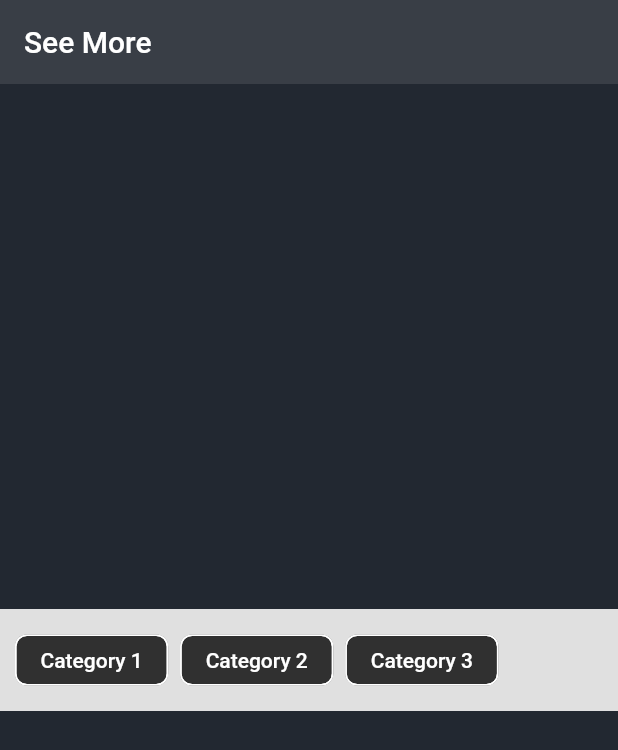
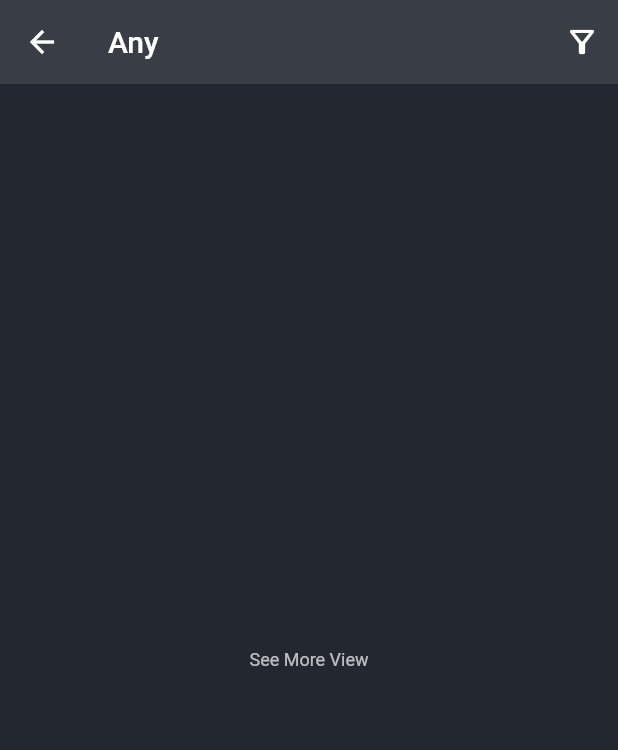
Before and after one commit to YasserMahmoud1/movies_wallet, a Flutter app: the SeeMoreView screen opened directly, on a phone screen of 412 x 824 dp. Shown: the top 750 px of the screen. Run offline on Flutter 3.47's test engine with Material 2 defaults, Android fonts, the phone set to English and light mode, and no system bars; our stand-ins replace bloc, flutter_bloc, youtube_player_iframe; network calls fail.

Commit message:
genre filter structure

```diff
--- a/lib/features/home/presentation/manager/home_manager/home_bloc.dart
+++ b/lib/features/home/presentation/manager/home_manager/home_bloc.dart
@@ -5,7 +5,6 @@ import 'package:flutter_bloc/flutter_bloc.dart';
 import '../../views/movies/movies_view.dart';
 import '../../views/saved/saved_view.dart';
 import '../../views/search/search_view.dart';
-import '../../views/tv_shows/shows_view.dart';
 import 'home_states.dart';
 
 class HomeCubit extends Cubit<HomeStates> {
@@ -15,7 +14,6 @@ class HomeCubit extends Cubit<HomeStates> {
 
   static List<Widget> screans = [
     const MoviesView(),
-    const ShowsView(),
     const SearchView(),
     const SavedView(),
   ];
--- /dev/null
+++ b/lib/features/see_more/presentation/manager/see_more_cubit_cubit.dart
@@ -0,0 +1,25 @@
+import 'package:bloc/bloc.dart';
+import 'package:flutter_bloc/flutter_bloc.dart';
+
+part 'see_more_cubit_state.dart';
+
+class SeeMoreCubit extends Cubit<SeeMoreCubitState> {
+  SeeMoreCubit() : super(SeeMoreCubitInitial());
+  static SeeMoreCubit get(context) => BlocProvider.of(context);
+
+  static int? selectedGenre;
+
+  void initial() {
+    selectedGenre = null;
+    emit(SeeMoreCubitInitial());
+  }
+
+  void selectGenre(int genreId) {
+    if (genreId == 0) {
+      selectedGenre = null;
+    } else {
+      selectedGenre = genreId;
+    }
+    emit(SeeMoreCubitSelected());
+  }
+}
--- /dev/null
+++ b/lib/features/see_more/presentation/manager/see_more_cubit_state.dart
@@ -0,0 +1,6 @@
+part of 'see_more_cubit_cubit.dart';
+
+sealed class SeeMoreCubitState {}
+
+final class SeeMoreCubitInitial extends SeeMoreCubitState {}
+final class SeeMoreCubitSelected extends SeeMoreCubitState {}
--- /dev/null
+++ b/lib/features/see_more/presentation/view/see_more_view.dart
@@ -0,0 +1,81 @@
+import 'package:flutter/material.dart';
+import 'package:flutter_bloc/flutter_bloc.dart';
+import 'package:movies_wallet/manager.dart';
+
+import '../manager/see_more_cubit_cubit.dart';
+
+class SeeMoreView extends StatefulWidget {
+  const SeeMoreView({Key? key}) : super(key: key);
+
+  @override
+  State<SeeMoreView> createState() => _SeeMoreViewState();
+}
+
+class _SeeMoreViewState extends State<SeeMoreView> {
+    @override
+    initState() {
+      super.initState();
+      SeeMoreCubit.get(context).initial();
+    }
+  @override
+  Widget build(BuildContext context) {
+
+    return BlocBuilder<SeeMoreCubit, SeeMoreCubitState>(
+      builder: (context, state) {
+        return Scaffold(
+          appBar: AppBar(
+            title: Text(
+                GenreManager.getGenreByID(SeeMoreCubit.selectedGenre ?? 0)),
+            actions: [
+              IconButton(
+                onPressed: () {
+                  showModalBottomSheet(
+                      context: context,
+                      builder: (context) => FilterBottomSheet());
+                },
+                icon: const Icon(Icons.filter_alt_outlined),
+              ),
+            ],
+          ),
+          body: const Center(
+            child: Text("See More View"),
+          ),
+        );
+      },
+    );
+  }
+}
+
+class FilterBottomSheet extends StatelessWidget {
+  FilterBottomSheet({super.key});
+  final List<String> listOfGenres = GenreManager.getGenresValues();
+
+  @override
+  Widget build(BuildContext context) {
+    return BlocBuilder<SeeMoreCubit, SeeMoreCubitState>(
+      builder: (context, state) {
+        return Container(
+          width: double.infinity,
+          padding: const EdgeInsets.all(16.0),
+          child: Wrap(
+            spacing: 5.0,
+            children: [
+              for (var i = 0; i < listOfGenres.length; i++)
+                ChoiceChip(
+                  label: Text(listOfGenres[i]),
+                  selected: GenreManager.getGenreByID(
+                          SeeMoreCubit.selectedGenre ?? 0) ==
+                      listOfGenres[i],
+                  onSelected: (selected) {
+                    SeeMoreCubit.get(context).selectGenre(
+                        GenreManager.getGenreByName(listOfGenres[i]));
+                    Navigator.pop(context);
+                  },
+                ),
+            ],
+          ),
+        );
+      },
+    );
+  }
+}
--- a/lib/features/see_more/see_more_view.dart
+++ /dev/null
@@ -1,67 +0,0 @@
-import 'package:flutter/material.dart';
-
-class SeeMoreView extends StatelessWidget {
-  const SeeMoreView({Key? key}) : super(key: key);
-
-  @override
-  Widget build(BuildContext context) {
-    return Scaffold(
-      appBar: AppBar(
-        title: const Text('See More'),
-      ),
-      body:  Center(
-        child: FilterBar(),
-      ),
-    );
-  }
-}
-
-class FilterBar extends StatefulWidget {
-  @override
-  _FilterBarState createState() => _FilterBarState();
-}
-
-class _FilterBarState extends State<FilterBar> {
-  List<String> categories = [
-    'Category 1',
-    'Category 2',
-    'Category 3',
-    // Add more categories here
-  ];
-
-  String selectedCategory = '';
-
-  void selectCategory(String category) {
-    setState(() {
-      selectedCategory = category;
-    });
-  }
-
-  @override
-  Widget build(BuildContext context) {
-    return Container(
-      padding: EdgeInsets.all(10),
-      color: Colors.grey[300],
-      child: Row(
-        children: categories.map((category) {
-          bool isSelected = selectedCategory == category;
-          return Padding(
-            padding: EdgeInsets.only(right: 8),
-            child: Chip(
-
-              label: Text(category),
-              backgroundColor: isSelected ? Colors.blue : null,
-              onDeleted: isSelected
-                  ? () {
-                      selectCategory('');
-                    }
-                  : null,
-              deleteIcon: isSelected ? Icon(Icons.cancel) : null,
-
-            ),
-          );
-        }).toList(),
-      ),
-    );
-  }
-}
--- a/lib/manager.dart
+++ b/lib/manager.dart
@@ -3,6 +3,50 @@ import 'package:flutter/material.dart';
 class ColorManager {
   static const Color blacks = Color(0xff222831);
   static const Color lightBlacks = Color(0xff393E46);
-  static const Color blues =  Color(0xff00ADB5);
-  static const Color whites =  Color(0xffEEEEEE);
+  static const Color blues = Color(0xff00ADB5);
+  static const Color whites = Color(0xffEEEEEE);
 }
+
+class GenreManager {
+  static const Map<int, String> _genres = {
+    0:"Any",
+    28: "Action",
+    12: "Adventure",
+    16: "Animation",
+    35: "Comedy",
+    80: "Crime",
+    99: "Documentary",
+    18: "Drama",
+    10751: "Family",
+    14: "Fantasy",
+    36: "History",
+    27: "Horror",
+    10402: "Music",
+    9648: "Mystery",
+    10749: "Romance",
+    878: "Science Fiction",
+    10770: "TV Movie",
+    53: "Thriller",
+    10752: "War",
+    37: "Western",
+  };
+
+  static int getGenreByName(String name) {
+    return _genres.keys.firstWhere((element) => _genres[element] == name)??0;
+  }
+
+  static String getGenreByID(int? id) {
+    return _genres[id ?? 0] !;
+  }
+
+  static List<String> getGenresValues() {
+    return _genres.values.toList();
+  }
+}
+
+
+enum SeeMoreModes{
+  trending,
+  popular,
+  nowInTheaters
+}
```
Also changed, not shown: lib/features/home/presentation/views/home/home_view.dart (+1 -9 lines), lib/features/home/presentation/views/movies/movies_view.dart (+10 -2 lines), lib/features/home/presentation/views/tv_shows/shows_view.dart (deleted, +0 -10 lines), lib/main.dart (+18 -3 lines).
